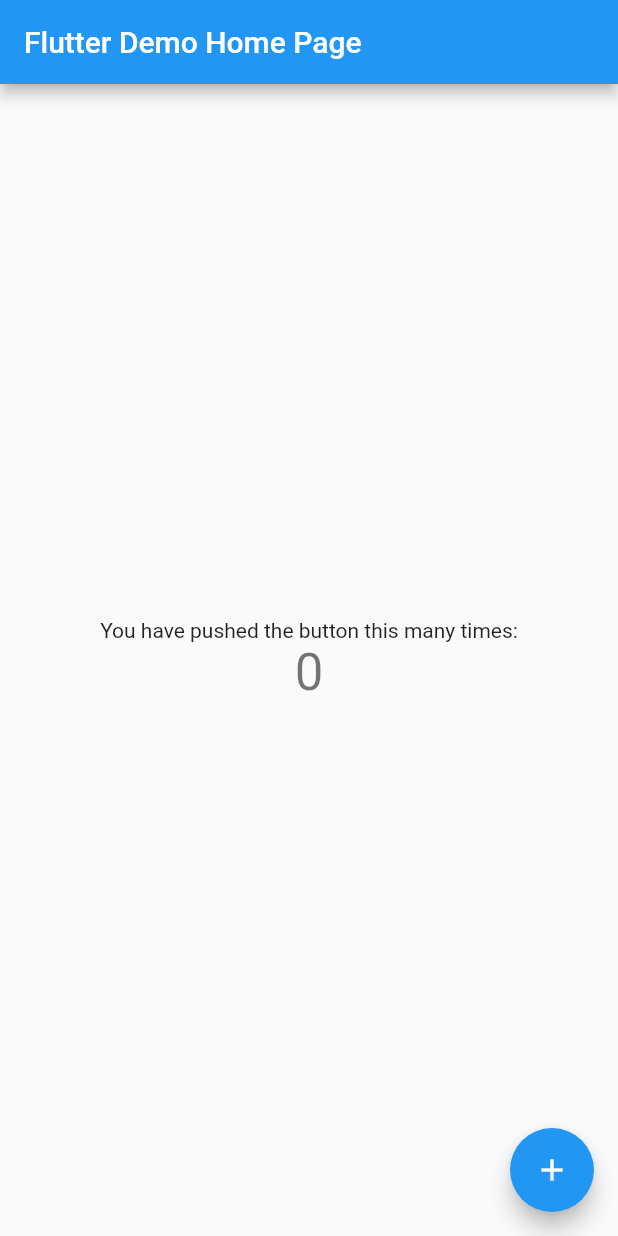
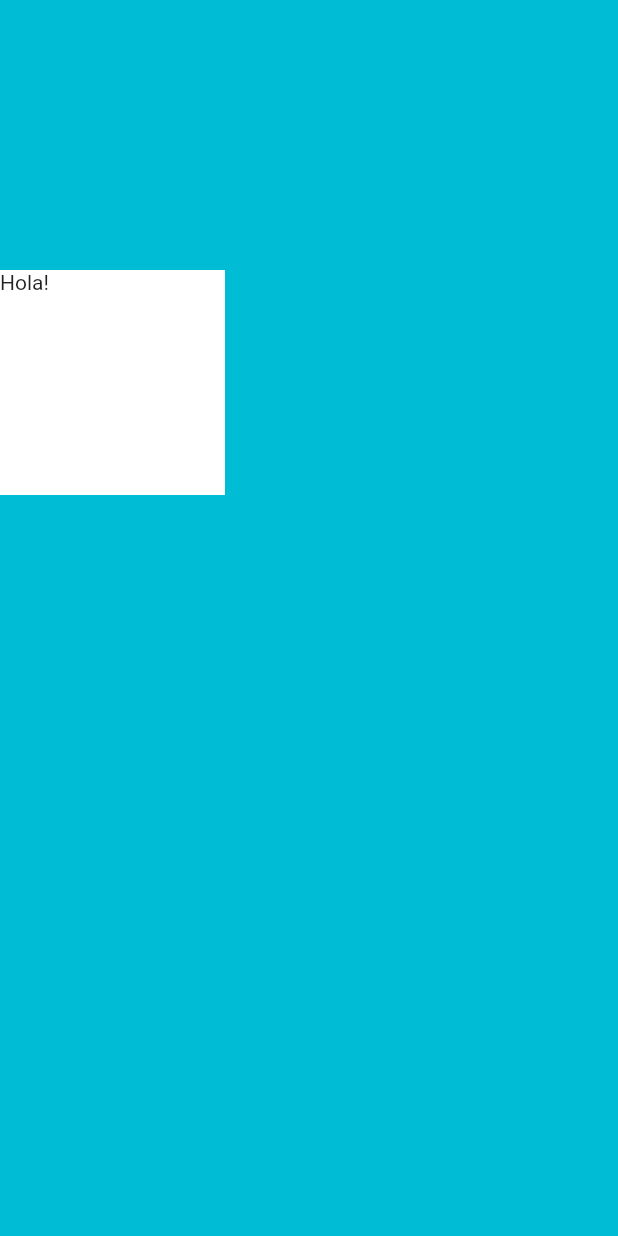
Before and after one commit to krupikivan/paint_app, a Flutter app: the screen it shows after launch, on a phone screen of 412 x 824 dp. Run offline on Flutter 3.47's test engine with Material 2 defaults, Android fonts, the phone set to English and light mode, and no system bars.

Commit message:
Hasta aca vimos Containers y SafeArea

```diff
--- a/lib/main.dart
+++ b/lib/main.dart
@@ -1,67 +1,27 @@
 import 'package:flutter/material.dart';
 
 void main() {
-  runApp(MyApp());
+  runApp(MiAplicacion());
 }
 
-class MyApp extends StatelessWidget {
+class MiAplicacion extends StatelessWidget {
   @override
   Widget build(BuildContext context) {
     return MaterialApp(
       debugShowCheckedModeBanner: false,
       title: 'Flutter Demo',
-      theme: ThemeData(
-        primarySwatch: Colors.blue,
-        visualDensity: VisualDensity.adaptivePlatformDensity,
+      home: Scaffold(
+        backgroundColor: Colors.cyan,
+        body: SafeArea(
+          child: Container(
+            margin: EdgeInsets.symmetric(vertical: 180),
+            height: 150,
+            width: 150,
+            color: Colors.white,
+            child: Text('Hola!'),
+          ),
+        ),
       ),
-      home: MyHomePage(title: 'Flutter Demo Home Page'),
     );
   }
 }
-
-class MyHomePage extends StatefulWidget {
-  MyHomePage({Key key, this.title}) : super(key: key);
-
-  final String title;
-
-  @override
-  _MyHomePageState createState() => _MyHomePageState();
-}
-
-class _MyHomePageState extends State<MyHomePage> {
-  int _counter = 0;
-
-  void _incrementCounter() {
-    setState(() {
-      _counter++;
-    });
-  }
-
-  @override
-  Widget build(BuildContext context) {
-    return Scaffold(
-      appBar: AppBar(
-        title: Text(widget.title),
-      ),
-      body: Center(
-        child: Column(
-          mainAxisAlignment: MainAxisAlignment.center,
-          children: <Widget>[
-            Text(
-              'You have pushed the button this many times:',
-            ),
-            Text(
-              '$_counter',
-              style: Theme.of(context).textTheme.headline4,
-            ),
-          ],
-        ),
-      ),
-      floatingActionButton: FloatingActionButton(
-        onPressed: _incrementCounter,
-        tooltip: 'Increment',
-        child: Icon(Icons.add),
-      ), // This trailing comma makes auto-formatting nicer for build methods.
-    );
-  }
-}
```
